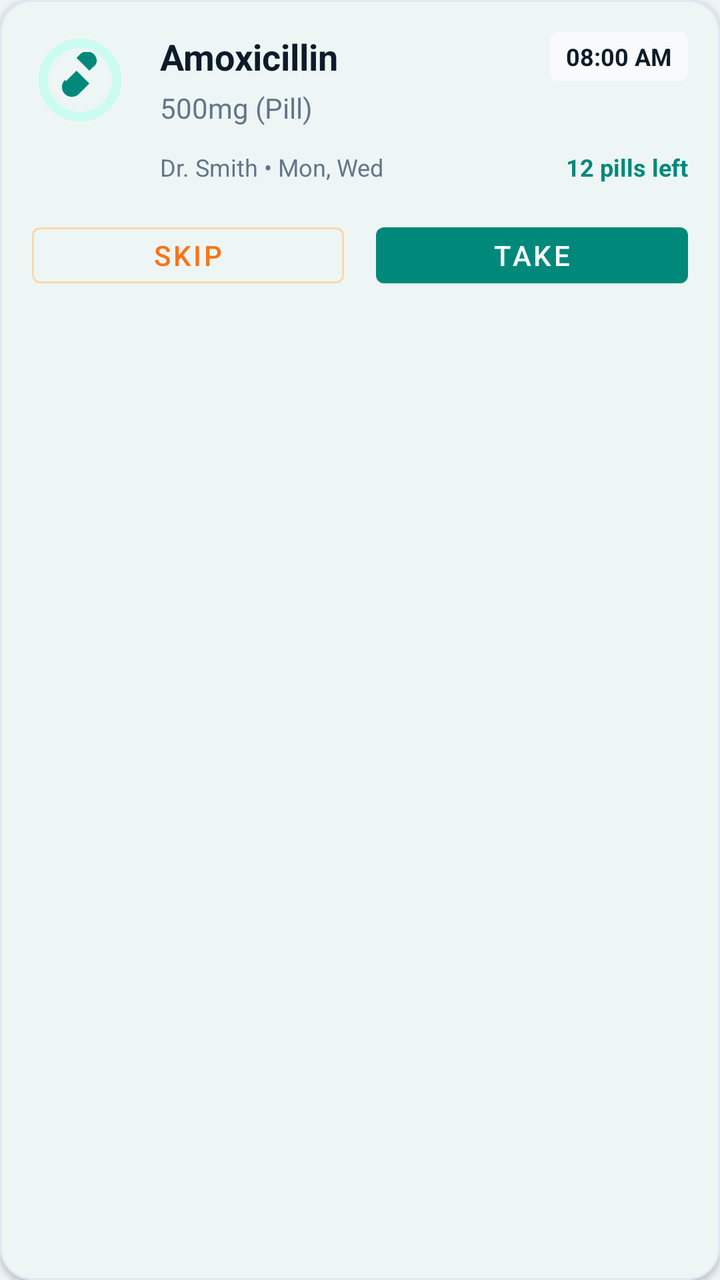
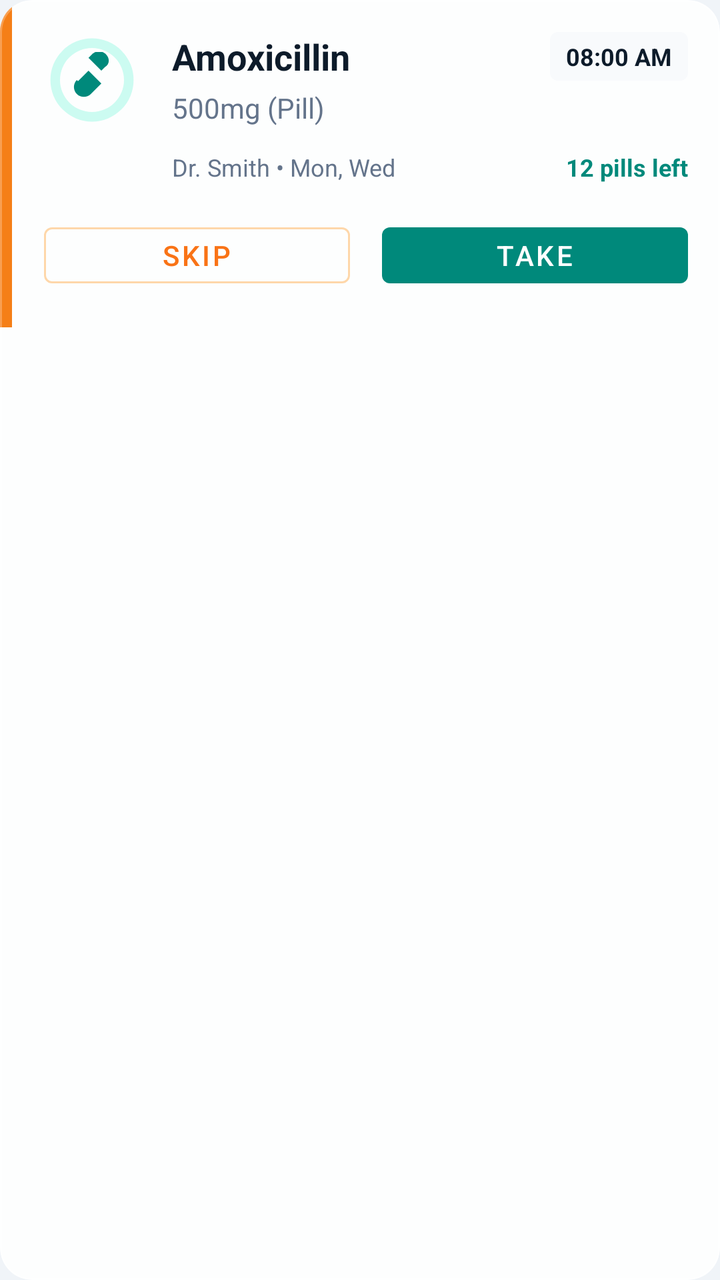

Two renders of the same Android screen: before a commit and after it. Below are the layout's source before the change and the commit's diff.
<!-- AndroidManifest.xml: application theme Theme.VitalFlow -->
<!-- res/layout/item_medication.xml -->
<?xml version="1.0" encoding="utf-8"?>
<com.google.android.material.card.MaterialCardView xmlns:android="http://schemas.android.com/apk/res/android"
    xmlns:app="http://schemas.android.com/apk/res-auto"
    xmlns:tools="http://schemas.android.com/tools"
    android:id="@+id/cardRoot"
    android:layout_width="match_parent"
    android:layout_height="wrap_content"
    android:layout_marginBottom="12dp"
    app:cardBackgroundColor="@color/app_surface"
    app:cardCornerRadius="16dp"
    app:cardElevation="2dp"
    app:strokeColor="@color/divider_color"
    app:strokeWidth="1dp">

    <androidx.constraintlayout.widget.ConstraintLayout
        android:layout_width="match_parent"
        android:layout_height="wrap_content"
        android:padding="16dp">

        <ImageView
            android:id="@+id/imgIcon"
            android:layout_width="48dp"
            android:layout_height="48dp"
            android:background="@drawable/circle_shape"
            android:backgroundTint="@color/chip_bg_selected"
            android:padding="10dp"
            android:src="@drawable/ic_medicine_pro"
            app:tint="@color/primary"
            app:layout_constraintStart_toStartOf="parent"
            app:layout_constraintTop_toTopOf="parent" />

        <TextView
            android:id="@+id/tvMedName"
            android:layout_width="0dp"
            android:layout_height="wrap_content"
            android:layout_marginStart="16dp"
            android:layout_marginEnd="8dp"
            android:text="Amoxicillin"
            android:textColor="@color/text_primary"
            android:textSize="18sp"
            android:textStyle="bold"
            app:layout_constraintEnd_toStartOf="@+id/btnViewPrescription"
            app:layout_constraintStart_toEndOf="@id/imgIcon"
            app:layout_constraintTop_toTopOf="@id/imgIcon" />

        <TextView
            android:id="@+id/tvDosage"
            android:layout_width="wrap_content"
            android:layout_height="wrap_content"
            android:layout_marginTop="4dp"
            android:text="500mg (Pill)"
            android:textColor="@color/text_secondary"
            android:textSize="14sp"
            app:layout_constraintStart_toStartOf="@id/tvMedName"
            app:layout_constraintTop_toBottomOf="@id/tvMedName" />

        <ImageView
            android:id="@+id/btnViewPrescription"
            android:layout_width="28dp"
            android:layout_height="28dp"
            android:layout_marginEnd="12dp"
            android:padding="4dp"
            android:background="?attr/selectableItemBackgroundBorderless"
            android:src="@android:drawable/ic_menu_gallery"
            app:tint="@color/primary"
            android:visibility="gone"
            app:layout_constraintEnd_toStartOf="@id/tvTime"
            app:layout_constraintTop_toTopOf="@id/tvTime"
            app:layout_constraintBottom_toBottomOf="@id/tvTime" />

        <TextView
            android:id="@+id/tvTime"
            android:layout_width="wrap_content"
            android:layout_height="wrap_content"
            android:background="@drawable/bg_time_badge"
            android:paddingHorizontal="8dp"
            android:paddingVertical="4dp"
            android:text="08:00 AM"
            android:textColor="@color/text_primary"
            android:textSize="12sp"
            android:textStyle="bold"
            app:layout_constraintEnd_toEndOf="parent"
            app:layout_constraintTop_toTopOf="parent" />

        <LinearLayout
            android:id="@+id/layoutInfo"
            android:layout_width="0dp"
            android:layout_height="wrap_content"
            android:layout_marginTop="12dp"
            android:orientation="horizontal"
            app:layout_constraintEnd_toEndOf="parent"
            app:layout_constraintStart_toStartOf="@id/tvMedName"
            app:layout_constraintTop_toBottomOf="@id/tvDosage">

            <TextView
                android:id="@+id/tvExtraInfo"
                android:layout_width="0dp"
                android:layout_height="wrap_content"
                android:layout_weight="1"
                android:ellipsize="end"
                android:maxLines="1"
                android:text="Dr. Smith • Mon, Wed"
                android:textColor="@color/text_secondary"
                android:textSize="12sp" />

            <TextView
                android:id="@+id/tvRefill"
                android:layout_width="wrap_content"
                android:layout_height="wrap_content"
                android:text="12 pills left"
                android:textColor="@color/primary"
                android:textSize="12sp"
                android:textStyle="bold" />
        </LinearLayout>

        <LinearLayout
            android:id="@+id/layoutActions"
            android:layout_width="0dp"
            android:layout_height="wrap_content"
            android:layout_marginTop="16dp"
            android:orientation="horizontal"
            android:weightSum="2"
            app:layout_constraintEnd_toEndOf="parent"
            app:layout_constraintStart_toStartOf="parent"
            app:layout_constraintTop_toBottomOf="@id/layoutInfo">

            <com.google.android.material.button.MaterialButton
                android:id="@+id/btnSkip"
                style="@style/Widget.MaterialComponents.Button.OutlinedButton"
                android:layout_width="0dp"
                android:layout_height="40dp"
                android:layout_marginEnd="8dp"
                android:layout_weight="1"
                android:text="Skip"
                android:textColor="@color/text_skip"
                app:strokeColor="@color/stroke_skip"
                app:strokeWidth="1dp"
                tools:ignore="TouchTargetSizeCheck" />

            <com.google.android.material.button.MaterialButton
                android:id="@+id/btnTake"
                style="@style/Widget.MaterialComponents.Button.UnelevatedButton"
                android:layout_width="0dp"
                android:layout_height="40dp"
                android:layout_marginStart="8dp"
                android:layout_weight="1"
                android:text="Take"
                android:textColor="@color/white"
                app:backgroundTint="@color/primary"
                tools:ignore="TouchTargetSizeCheck" />
        </LinearLayout>

        <TextView
            android:id="@+id/tvStatus"
            android:layout_width="match_parent"
            android:layout_height="wrap_content"
            android:layout_marginTop="16dp"
            android:background="@color/bg_success"
            android:gravity="center"
            android:padding="10dp"
            android:text="TAKEN"
            android:textColor="@color/text_success"
            android:textStyle="bold"
            android:visibility="gone"
            app:layout_constraintBottom_toBottomOf="parent"
            app:layout_constraintTop_toBottomOf="@id/layoutInfo" />

    </androidx.constraintlayout.widget.ConstraintLayout>
</com.google.android.material.card.MaterialCardView>
<!-- resources referenced by this layout -->
<resources>
  <color name="app_surface">#FFFFFF</color>
  <color name="bg_success">#ECFDF5</color>
  <color name="chip_bg_selected">#CCFBF1</color>
  <color name="divider_color">#E2E8F0</color>
  <color name="primary">#00897B</color>
  <color name="stroke_skip">#FED7AA</color>
  <color name="text_primary">#0D1B2A</color>
  <color name="text_secondary">#64748B</color>
  <color name="text_skip">#F97316</color>
  <color name="text_success">#059669</color>
  <color name="white">#FFFFFFFF</color>
  <!-- drawable bg_time_badge (drawable) -->
  <?xml version="1.0" encoding="utf-8"?>
  <shape xmlns:android="http://schemas.android.com/apk/res/android"
      android:shape="rectangle">
      <solid android:color="@color/surface_variant" /> <corners android:radius="4dp" />
      <padding
          android:bottom="2dp"
          android:left="6dp"
          android:right="6dp"
          android:top="2dp" />
  </shape>
  <!-- drawable circle_shape (drawable) -->
  <?xml version="1.0" encoding="utf-8"?>
  <shape xmlns:android="http://schemas.android.com/apk/res/android"
      android:innerRadiusRatio="3"
      android:shape="ring"
      android:thicknessRatio="10.0"
      android:useLevel="false">
      <solid android:color="@color/surface_variant" />
  </shape>
  <!-- drawable ic_medicine_pro (drawable) -->
  <vector xmlns:android="http://schemas.android.com/apk/res/android"
      android:width="24dp"
      android:height="24dp"
      android:viewportWidth="24"
      android:viewportHeight="24"
      android:tint="@color/primary">
      <path
          android:fillColor="@color/white"
          android:pathData="M6,12.5l4.5,-4.5l5.5,5.5l-4.5,4.5c-1.66,1.66 -4.34,1.66 -6,0c-1.66,-1.66 -1.66,-4.34 0,-6zM17.5,6.5L16,8l-5.5,-5.5l1.5,-1.5c1.66,-1.66 4.34,-1.66 6,0c1.66,1.66 1.66,4.34 -0.5,5.5z" />
  </vector>
  <style name="Theme.VitalFlow" parent="Base.Theme.VitalFlow" />
  <color name="surface_variant">#F8FAFC</color>
  <style name="Base.Theme.VitalFlow" parent="Theme.Material3.Light.NoActionBar">
          <item name="colorPrimary">@color/primary</item>
          <item name="colorPrimaryVariant">@color/primary_dark</item>
          <item name="colorOnPrimary">@color/white</item>
          <item name="colorSecondary">@color/secondary</item>
          <item name="colorSecondaryVariant">@color/secondary_dark</item>
          <item name="colorOnSecondary">@color/black</item>
  
          <item name="android:statusBarColor">@color/app_background</item>
          <item name="android:windowLightStatusBar">true</item>
          <item name="android:colorBackground">@color/app_background</item>
          <item name="colorSurface">@color/app_surface</item>
          <item name="android:textColorPrimary">@color/text_primary</item>
          <item name="android:textColorSecondary">@color/text_secondary</item>
      </style>
  <color name="primary_dark">#00695C</color>
  <color name="secondary">#FF7043</color>
  <color name="secondary_dark">#E64A19</color>
  <color name="black">#FF000000</color>
  <color name="app_background">#F0F4F8</color>
</resources>

<!-- the commit's change to res/layout/item_medication.xml (unified diff, before → after) -->
@@ -6,164 +6,177 @@
     android:layout_width="match_parent"
     android:layout_height="wrap_content"
     android:layout_marginBottom="12dp"
-    app:cardBackgroundColor="@color/app_surface"
+    app:cardBackgroundColor="@color/glass_card_bg_elevated"
     app:cardCornerRadius="16dp"
-    app:cardElevation="2dp"
-    app:strokeColor="@color/divider_color"
+    app:cardElevation="0dp"
+    app:strokeColor="@color/glass_card_stroke"
     app:strokeWidth="1dp">
 
-    <androidx.constraintlayout.widget.ConstraintLayout
+    <LinearLayout
         android:layout_width="match_parent"
         android:layout_height="wrap_content"
-        android:padding="16dp">
+        android:orientation="horizontal">
 
-        <ImageView
-            android:id="@+id/imgIcon"
-            android:layout_width="48dp"
-            android:layout_height="48dp"
-            android:background="@drawable/circle_shape"
-            android:backgroundTint="@color/chip_bg_selected"
-            android:padding="10dp"
-            android:src="@drawable/ic_medicine_pro"
-            app:tint="@color/primary"
-            app:layout_constraintStart_toStartOf="parent"
-            app:layout_constraintTop_toTopOf="parent" />
+        <View
+            android:id="@+id/viewStatusStrip"
+            android:layout_width="6dp"
+            android:layout_height="match_parent"
+            android:background="@color/med_status_pending" />
 
-        <TextView
-            android:id="@+id/tvMedName"
+        <androidx.constraintlayout.widget.ConstraintLayout
             android:layout_width="0dp"
             android:layout_height="wrap_content"
-            android:layout_marginStart="16dp"
-            android:layout_marginEnd="8dp"
-            android:text="Amoxicillin"
-            android:textColor="@color/text_primary"
-            android:textSize="18sp"
-            android:textStyle="bold"
-            app:layout_constraintEnd_toStartOf="@+id/btnViewPrescription"
-            app:layout_constraintStart_toEndOf="@id/imgIcon"
-            app:layout_constraintTop_toTopOf="@id/imgIcon" />
+            android:layout_weight="1"
+            android:padding="16dp">
 
-        <TextView
-            android:id="@+id/tvDosage"
-            android:layout_width="wrap_content"
-            android:layout_height="wrap_content"
-            android:layout_marginTop="4dp"
-            android:text="500mg (Pill)"
-            android:textColor="@color/text_secondary"
-            android:textSize="14sp"
-            app:layout_constraintStart_toStartOf="@id/tvMedName"
-            app:layout_constraintTop_toBottomOf="@id/tvMedName" />
-
-        <ImageView
-            android:id="@+id/btnViewPrescription"
-            android:layout_width="28dp"
-            android:layout_height="28dp"
-            android:layout_marginEnd="12dp"
-            android:padding="4dp"
-            android:background="?attr/selectableItemBackgroundBorderless"
-            android:src="@android:drawable/ic_menu_gallery"
-            app:tint="@color/primary"
-            android:visibility="gone"
-            app:layout_constraintEnd_toStartOf="@id/tvTime"
-            app:layout_constraintTop_toTopOf="@id/tvTime"
-            app:layout_constraintBottom_toBottomOf="@id/tvTime" />
-
-        <TextView
-            android:id="@+id/tvTime"
-            android:layout_width="wrap_content"
-            android:layout_height="wrap_content"
-            android:background="@drawable/bg_time_badge"
-            android:paddingHorizontal="8dp"
-            android:paddingVertical="4dp"
-            android:text="08:00 AM"
-            android:textColor="@color/text_primary"
-            android:textSize="12sp"
-            android:textStyle="bold"
-            app:layout_constraintEnd_toEndOf="parent"
-            app:layout_constraintTop_toTopOf="parent" />
-
-        <LinearLayout
-            android:id="@+id/layoutInfo"
-            android:layout_width="0dp"
-            android:layout_height="wrap_content"
-            android:layout_marginTop="12dp"
-            android:orientation="horizontal"
-            app:layout_constraintEnd_toEndOf="parent"
-            app:layout_constraintStart_toStartOf="@id/tvMedName"
-            app:layout_constraintTop_toBottomOf="@id/tvDosage">
+            <ImageView
+                android:id="@+id/imgIcon"
+                android:layout_width="48dp"
+                android:layout_height="48dp"
+                android:background="@drawable/circle_shape"
+                android:backgroundTint="@color/chip_bg_selected"
+                android:padding="10dp"
+                android:src="@drawable/ic_medicine_pro"
+                app:tint="@color/primary"
+                app:layout_constraintStart_toStartOf="parent"
+                app:layout_constraintTop_toTopOf="parent" />
 
             <TextView
-                android:id="@+id/tvExtraInfo"
+                android:id="@+id/tvMedName"
                 android:layout_width="0dp"
                 android:layout_height="wrap_content"
-                android:layout_weight="1"
-                android:ellipsize="end"
-                android:maxLines="1"
-                android:text="Dr. Smith • Mon, Wed"
-                android:textColor="@color/text_secondary"
-                android:textSize="12sp" />
+                android:layout_marginStart="16dp"
+                android:layout_marginEnd="8dp"
+                android:text="Amoxicillin"
+                android:textColor="@color/text_primary"
+                android:textSize="18sp"
+                android:textStyle="bold"
+                app:layout_constraintEnd_toStartOf="@+id/btnViewPrescription"
+                app:layout_constraintStart_toEndOf="@id/imgIcon"
+                app:layout_constraintTop_toTopOf="@id/imgIcon" />
 
             <TextView
-                android:id="@+id/tvRefill"
+                android:id="@+id/tvDosage"
                 android:layout_width="wrap_content"
                 android:layout_height="wrap_content"
-                android:text="12 pills left"
-                android:textColor="@color/primary"
+                android:layout_marginTop="4dp"
+                android:text="500mg (Pill)"
+                android:textColor="@color/text_secondary"
+                android:textSize="14sp"
+                app:layout_constraintStart_toStartOf="@id/tvMedName"
+                app:layout_constraintTop_toBottomOf="@id/tvMedName" />
+
+            <ImageView
+                android:id="@+id/btnViewPrescription"
+                android:layout_width="28dp"
+                android:layout_height="28dp"
+                android:layout_marginEnd="12dp"
+                android:padding="4dp"
+                android:background="?attr/selectableItemBackgroundBorderless"
+                android:src="@android:drawable/ic_menu_gallery"
+                app:tint="@color/primary"
+                android:visibility="gone"
+                app:layout_constraintEnd_toStartOf="@id/tvTime"
+                app:layout_constraintTop_toTopOf="@id/tvTime"
+                app:layout_constraintBottom_toBottomOf="@id/tvTime" />
+
+            <TextView
+                android:id="@+id/tvTime"
+                android:layout_width="wrap_content"
+                android:layout_height="wrap_content"
+                android:background="@drawable/bg_time_badge"
+                android:paddingHorizontal="8dp"
+                android:paddingVertical="4dp"
+                android:text="08:00 AM"
+                android:textColor="@color/text_primary"
                 android:textSize="12sp"
-                android:textStyle="bold" />
-        </LinearLayout>
+                android:textStyle="bold"
+                app:layout_constraintEnd_toEndOf="parent"
+                app:layout_constraintTop_toTopOf="parent" />
 
-        <LinearLayout
-            android:id="@+id/layoutActions"
-            android:layout_width="0dp"
-            android:layout_height="wrap_content"
-            android:layout_marginTop="16dp"
-            android:orientation="horizontal"
-            android:weightSum="2"
-            app:layout_constraintEnd_toEndOf="parent"
-            app:layout_constraintStart_toStartOf="parent"
-            app:layout_constraintTop_toBottomOf="@id/layoutInfo">
+            <LinearLayout
+                android:id="@+id/layoutInfo"
+                android:layout_width="0dp"
+                android:layout_height="wrap_content"
+                android:layout_marginTop="12dp"
+                android:orientation="horizontal"
+                app:layout_constraintEnd_toEndOf="parent"
+                app:layout_constraintStart_toStartOf="@id/tvMedName"
+                app:layout_constraintTop_toBottomOf="@id/tvDosage">
 
-            <com.google.android.material.button.MaterialButton
-                android:id="@+id/btnSkip"
-                style="@style/Widget.MaterialComponents.Button.OutlinedButton"
+                <TextView
+                    android:id="@+id/tvExtraInfo"
+                    android:layout_width="0dp"
+                    android:layout_height="wrap_content"
+                    android:layout_weight="1"
+                    android:ellipsize="end"
+                    android:maxLines="1"
+                    android:text="Dr. Smith • Mon, Wed"
+                    android:textColor="@color/text_secondary"
+                    android:textSize="12sp" />
+
+                <TextView
+                    android:id="@+id/tvRefill"
+                    android:layout_width="wrap_content"
+                    android:layout_height="wrap_content"
+                    android:text="12 pills left"
+                    android:textColor="@color/primary"
+                    android:textSize="12sp"
+                    android:textStyle="bold" />
+            </LinearLayout>
+
+            <LinearLayout
+                android:id="@+id/layoutActions"
                 android:layout_width="0dp"
-                android:layout_height="40dp"
-                android:layout_marginEnd="8dp"
-                android:layout_weight="1"
-                android:text="Skip"
-                android:textColor="@color/text_skip"
-                app:strokeColor="@color/stroke_skip"
-                app:strokeWidth="1dp"
-                tools:ignore="TouchTargetSizeCheck" />
+                android:layout_height="wrap_content"
+                android:layout_marginTop="16dp"
+                android:orientation="horizontal"
+                android:weightSum="2"
+                app:layout_constraintEnd_toEndOf="parent"
+                app:layout_constraintStart_toStartOf="parent"
+                app:layout_constraintTop_toBottomOf="@id/layoutInfo">
 
-            <com.google.android.material.button.MaterialButton
-                android:id="@+id/btnTake"
-                style="@style/Widget.MaterialComponents.Button.UnelevatedButton"
-                android:layout_width="0dp"
-                android:layout_height="40dp"
-                android:layout_marginStart="8dp"
-                android:layout_weight="1"
-                android:text="Take"
-                android:textColor="@color/white"
-                app:backgroundTint="@color/primary"
-                tools:ignore="TouchTargetSizeCheck" />
-        </LinearLayout>
+                <com.google.android.material.button.MaterialButton
+                    android:id="@+id/btnSkip"
+                    style="@style/Widget.MaterialComponents.Button.OutlinedButton"
+                    android:layout_width="0dp"
+                    android:layout_height="40dp"
+                    android:layout_marginEnd="8dp"
+                    android:layout_weight="1"
+                    android:text="Skip"
+                    android:textColor="@color/text_skip"
+                    app:strokeColor="@color/stroke_skip"
+                    app:strokeWidth="1dp"
+                    tools:ignore="TouchTargetSizeCheck" />
 
-        <TextView
-            android:id="@+id/tvStatus"
-            android:layout_width="match_parent"
-            android:layout_height="wrap_content"
-            android:layout_marginTop="16dp"
-            android:background="@color/bg_success"
-            android:gravity="center"
-            android:padding="10dp"
-            android:text="TAKEN"
-            android:textColor="@color/text_success"
-            android:textStyle="bold"
-            android:visibility="gone"
-            app:layout_constraintBottom_toBottomOf="parent"
-            app:layout_constraintTop_toBottomOf="@id/layoutInfo" />
+                <com.google.android.material.button.MaterialButton
+                    android:id="@+id/btnTake"
+                    style="@style/Widget.MaterialComponents.Button.UnelevatedButton"
+                    android:layout_width="0dp"
+                    android:layout_height="40dp"
+                    android:layout_marginStart="8dp"
+                    android:layout_weight="1"
+                    android:text="Take"
+                    android:textColor="@color/text_on_primary"
+                    app:backgroundTint="@color/primary"
+                    tools:ignore="TouchTargetSizeCheck" />
+            </LinearLayout>
 
-    </androidx.constraintlayout.widget.ConstraintLayout>
+            <TextView
+                android:id="@+id/tvStatus"
+                android:layout_width="match_parent"
+                android:layout_height="wrap_content"
+                android:layout_marginTop="16dp"
+                android:background="@color/bg_success"
+                android:gravity="center"
+                android:padding="10dp"
+                android:text="TAKEN"
+                android:textColor="@color/text_success"
+                android:textStyle="bold"
+                android:visibility="gone"
+                app:layout_constraintBottom_toBottomOf="parent"
+                app:layout_constraintTop_toBottomOf="@id/layoutInfo" />
+
+        </androidx.constraintlayout.widget.ConstraintLayout>
+    </LinearLayout>
 </com.google.android.material.card.MaterialCardView>
<!-- resource entries referenced after the edit -->
@@ -3,9 +3,12 @@
   <color name="app_surface">#FFFFFF</color>
   <color name="bg_success">#ECFDF5</color>
   <color name="chip_bg_selected">#CCFBF1</color>
-  <color name="divider_color">#E2E8F0</color>
+  <color name="glass_card_bg_elevated">#E6FFFFFF</color>
+  <color name="glass_card_stroke">#40FFFFFF</color>
+  <color name="med_status_pending">#F57F17</color>
   <color name="primary">#00897B</color>
   <color name="stroke_skip">#FED7AA</color>
+  <color name="text_on_primary">#FFFFFF</color>
   <color name="text_primary">#0D1B2A</color>
   <color name="text_secondary">#64748B</color>
   <color name="text_skip">#F97316</color>
@@ -52,7 +55,8 @@
           <item name="colorSecondaryVariant">@color/secondary_dark</item>
           <item name="colorOnSecondary">@color/black</item>
   
-          <item name="android:statusBarColor">@color/app_background</item>
+          
+          <item name="android:statusBarColor">@color/page_gradient_start</item>
           <item name="android:windowLightStatusBar">true</item>
           <item name="android:colorBackground">@color/app_background</item>
           <item name="colorSurface">@color/app_surface</item>
@@ -63,6 +67,7 @@
   <color name="secondary">#FF7043</color>
   <color name="secondary_dark">#E64A19</color>
   <color name="black">#FF000000</color>
+  <color name="page_gradient_start">#E0F5F3</color>
   <color name="app_background">#F0F4F8</color>
 </resources>
 
